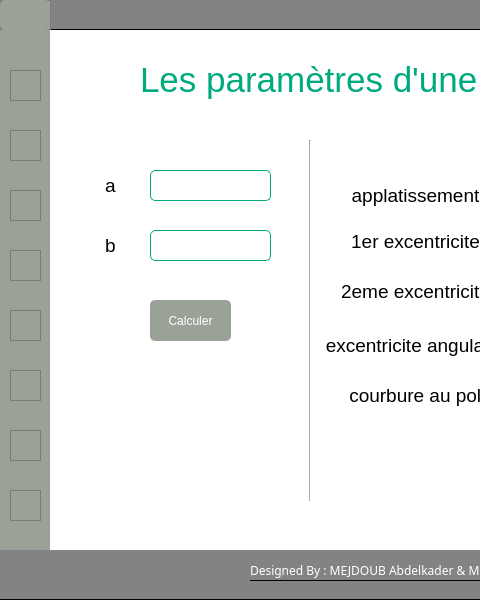
hamzamogni/geodesy, file main_window.ui: the form before one commit; both pictures show x 0 to 480 and y 0 to 600 of the 850 by 600 pixel window.
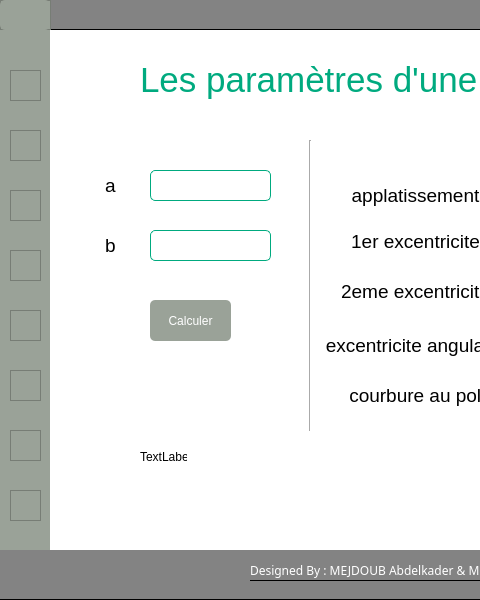
The form after the commit. Icons and pictures are not drawn.

What changed in the file:
```diff
--- a/main_window.ui
+++ b/main_window.ui
@@ -749,7 +749,7 @@
               <x>250</x>
               <y>110</y>
               <width>20</width>
-              <height>361</height>
+              <height>291</height>
              </rect>
             </property>
             <property name="orientation">
@@ -824,6 +824,19 @@
              <string>&lt;html&gt;&lt;head/&gt;&lt;body&gt;&lt;p align=&quot;center&quot;&gt;&lt;span style=&quot; font-size:14pt; color:#000000;&quot;&gt;courbure au pole&lt;/span&gt;&lt;/p&gt;&lt;/body&gt;&lt;/html&gt;</string>
             </property>
            </widget>
+           <widget class="QLabel" name="page1_erreur">
+            <property name="geometry">
+             <rect>
+              <x>90</x>
+              <y>420</y>
+              <width>47</width>
+              <height>13</height>
+             </rect>
+            </property>
+            <property name="text">
+             <string>TextLabel</string>
+            </property>
+           </widget>
           </widget>
           <widget class="QWidget" name="fonction2">
            <property name="styleSheet">
```
